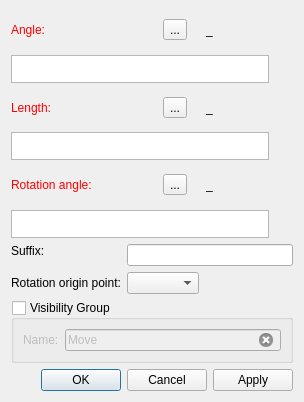
This is src/libs/vtools/dialogs/tools/dialogmove.ui in OpnTec/fashionmaker as Qt 5 draws it before an edit. The edited form follows.
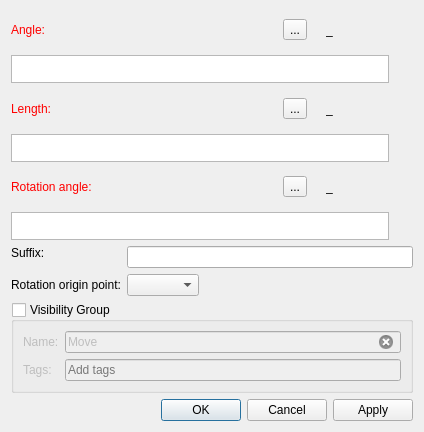
This is the edited form. Icons and pictures are not drawn. Custom widgets are drawn as their Qt base class.

Commit message: Organization of groups - groups categories. Closes smart-pattern/valentina#15.

```diff
--- a/src/libs/vtools/dialogs/tools/dialogmove.ui
+++ b/src/libs/vtools/dialogs/tools/dialogmove.ui
@@ -6,8 +6,8 @@
    <rect>
     <x>0</x>
     <y>0</y>
-    <width>304</width>
-    <height>402</height>
+    <width>424</width>
+    <height>432</height>
    </rect>
   </property>
   <property name="windowTitle">
@@ -605,15 +605,15 @@
      <property name="checked">
       <bool>false</bool>
      </property>
-     <layout class="QHBoxLayout" name="horizontalLayout_3">
-      <item>
+     <layout class="QGridLayout" name="gridLayout">
+      <item row="0" column="0">
        <widget class="QLabel" name="labelGroupName">
         <property name="text">
          <string>Name:</string>
         </property>
        </widget>
       </item>
-      <item>
+      <item row="0" column="1">
        <widget class="QLineEdit" name="lineEditVisibilityGroup">
         <property name="text">
          <string>Move</string>
@@ -623,6 +623,26 @@
         </property>
        </widget>
       </item>
+      <item row="1" column="0">
+       <widget class="QLabel" name="label_5">
+        <property name="text">
+         <string>Tags:</string>
+        </property>
+       </widget>
+      </item>
+      <item row="1" column="1">
+       <widget class="VCompleterLineEdit" name="lineEditGroupTags">
+        <property name="toolTip">
+         <string>Separate each tag with comma.</string>
+        </property>
+        <property name="placeholderText">
+         <string>Add tags</string>
+        </property>
+        <property name="clearButtonEnabled">
+         <bool>true</bool>
+        </property>
+       </widget>
+      </item>
      </layout>
     </widget>
    </item>
@@ -639,6 +659,11 @@
   </layout>
  </widget>
  <customwidgets>
+  <customwidget>
+   <class>VCompleterLineEdit</class>
+   <extends>QLineEdit</extends>
+   <header>vlineedit.h</header>
+  </customwidget>
   <customwidget>
    <class>VPlainTextEdit</class>
    <extends>QPlainTextEdit</extends>
```
The commit also changes 35 other files.
